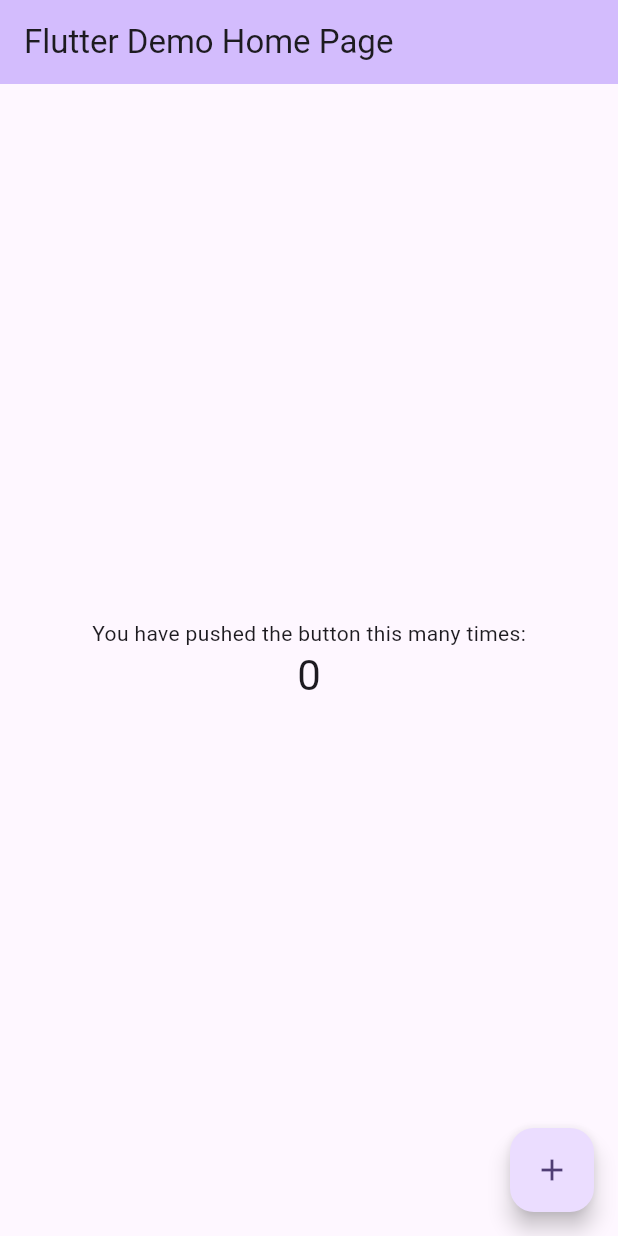
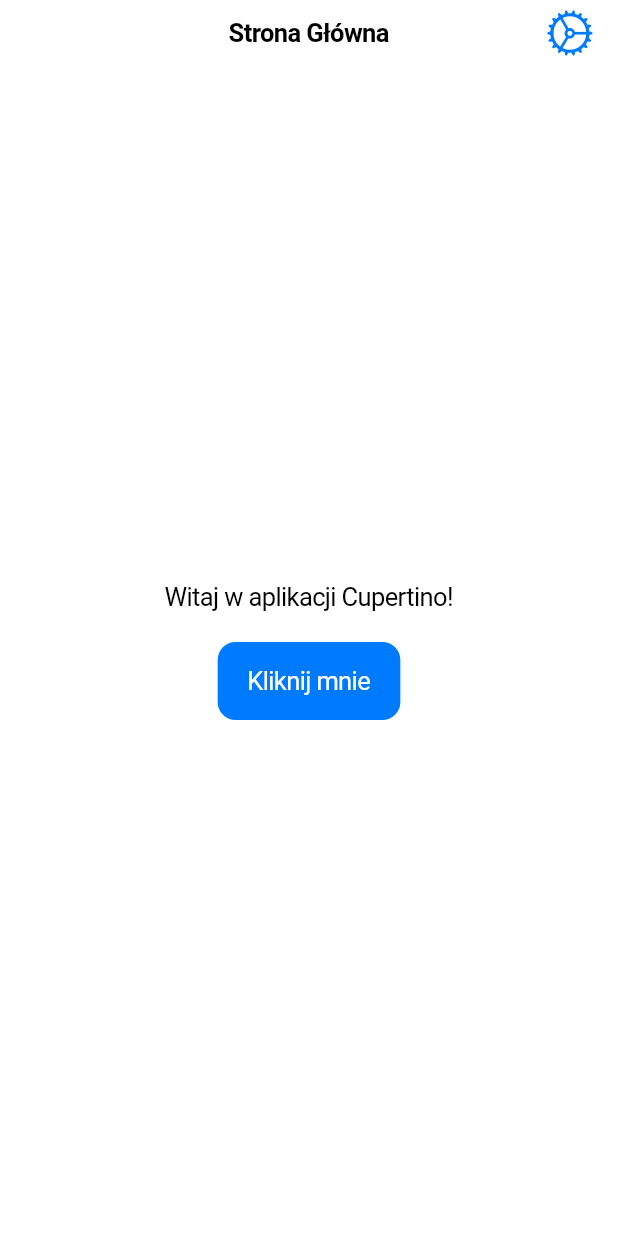
Before and after one commit to KubaMackowski/MovieReservationSystem-mobile, a Flutter app: the screen it shows after launch, on a phone screen of 412 x 824 dp. Run offline on Flutter 3.47's test engine with Material 3 defaults, Android fonts, the phone set to English and light mode, and no system bars.

Commit message:
Zmiana labela aplikacji, ikony oraz stworzenie szkieletu home_screen

```diff
--- a/lib/main.dart
+++ b/lib/main.dart
@@ -1,122 +1,23 @@
-import 'package:flutter/material.dart';
+import 'package:flutter/cupertino.dart'; // Zmiana importu!
+import 'screens/home_screen.dart';
 
 void main() {
+  WidgetsFlutterBinding.ensureInitialized();
   runApp(const MyApp());
 }
 
 class MyApp extends StatelessWidget {
   const MyApp({super.key});
 
-  // This widget is the root of your application.
   @override
   Widget build(BuildContext context) {
-    return MaterialApp(
-      title: 'Flutter Demo',
-      theme: ThemeData(
-        // This is the theme of your application.
-        //
-        // TRY THIS: Try running your application with "flutter run". You'll see
-        // the application has a purple toolbar. Then, without quitting the app,
-        // try changing the seedColor in the colorScheme below to Colors.green
-        // and then invoke "hot reload" (save your changes or press the "hot
-        // reload" button in a Flutter-supported IDE, or press "r" if you used
-        // the command line to start the app).
-        //
-        // Notice that the counter didn't reset back to zero; the application
-        // state is not lost during the reload. To reset the state, use hot
-        // restart instead.
-        //
-        // This works for code too, not just values: Most code changes can be
-        // tested with just a hot reload.
-        colorScheme: .fromSeed(seedColor: Colors.deepPurple),
+    return const CupertinoApp(
+      title: 'Merito Cinema',
+      theme: CupertinoThemeData(
+        primaryColor: CupertinoColors.activeBlue,
+        // Tutaj ustawiasz fonty i kolory specyficzne dla iOS
       ),
-      home: const MyHomePage(title: 'Flutter Demo Home Page'),
+      home: HomeScreen(),
     );
   }
 }
-
-class MyHomePage extends StatefulWidget {
-  const MyHomePage({super.key, required this.title});
-
-  // This widget is the home page of your application. It is stateful, meaning
-  // that it has a State object (defined below) that contains fields that affect
-  // how it looks.
-
-  // This class is the configuration for the state. It holds the values (in this
-  // case the title) provided by the parent (in this case the App widget) and
-  // used by the build method of the State. Fields in a Widget subclass are
-  // always marked "final".
-
-  final String title;
-
-  @override
-  State<MyHomePage> createState() => _MyHomePageState();
-}
-
-class _MyHomePageState extends State<MyHomePage> {
-  int _counter = 0;
-
-  void _incrementCounter() {
-    setState(() {
-      // This call to setState tells the Flutter framework that something has
-      // changed in this State, which causes it to rerun the build method below
-      // so that the display can reflect the updated values. If we changed
-      // _counter without calling setState(), then the build method would not be
-      // called again, and so nothing would appear to happen.
-      _counter++;
-    });
-  }
-
-  @override
-  Widget build(BuildContext context) {
-    // This method is rerun every time setState is called, for instance as done
-    // by the _incrementCounter method above.
-    //
-    // The Flutter framework has been optimized to make rerunning build methods
-    // fast, so that you can just rebuild anything that needs updating rather
-    // than having to individually change instances of widgets.
-    return Scaffold(
-      appBar: AppBar(
-        // TRY THIS: Try changing the color here to a specific color (to
-        // Colors.amber, perhaps?) and trigger a hot reload to see the AppBar
-        // change color while the other colors stay the same.
-        backgroundColor: Theme.of(context).colorScheme.inversePrimary,
-        // Here we take the value from the MyHomePage object that was created by
-        // the App.build method, and use it to set our appbar title.
-        title: Text(widget.title),
-      ),
-      body: Center(
-        // Center is a layout widget. It takes a single child and positions it
-        // in the middle of the parent.
-        child: Column(
-          // Column is also a layout widget. It takes a list of children and
-          // arranges them vertically. By default, it sizes itself to fit its
-          // children horizontally, and tries to be as tall as its parent.
-          //
-          // Column has various properties to control how it sizes itself and
-          // how it positions its children. Here we use mainAxisAlignment to
-          // center the children vertically; the main axis here is the vertical
-          // axis because Columns are vertical (the cross axis would be
-          // horizontal).
-          //
-          // TRY THIS: Invoke "debug painting" (choose the "Toggle Debug Paint"
-          // action in the IDE, or press "p" in the console), to see the
-          // wireframe for each widget.
-          mainAxisAlignment: .center,
-          children: [
-            const Text('You have pushed the button this many times:'),
-            Text(
-              '$_counter',
-              style: Theme.of(context).textTheme.headlineMedium,
-            ),
-          ],
-        ),
-      ),
-      floatingActionButton: FloatingActionButton(
-        onPressed: _incrementCounter,
-        tooltip: 'Increment',
-        child: const Icon(Icons.add),
-      ),
-    );
-  }
-}
--- /dev/null
+++ b/lib/screens/home_screen.dart
@@ -0,0 +1,33 @@
+import 'package:flutter/cupertino.dart';
+
+class HomeScreen extends StatelessWidget {
+  const HomeScreen({super.key});
+
+  @override
+  Widget build(BuildContext context) {
+    return CupertinoPageScaffold(
+      navigationBar: const CupertinoNavigationBar(
+        middle: Text('Strona Główna'),
+        // Ikony z pakietu cupertino_icons
+        trailing: Icon(CupertinoIcons.settings),
+      ),
+      child: SafeArea( // SafeArea chroni przed wejściem na notch/wyspę
+        child: Center(
+          child: Column(
+            mainAxisAlignment: MainAxisAlignment.center,
+            children: [
+              const Text('Witaj w aplikacji Cupertino!'),
+              const SizedBox(height: 20),
+              CupertinoButton.filled(
+                onPressed: () {
+                  // Logika po kliknięciu
+                },
+                child: const Text('Kliknij mnie'),
+              ),
+            ],
+          ),
+        ),
+      ),
+    );
+  }
+}
```
Also changed, not shown: pubspec.yaml (+6 -1 lines), assets/logo.png (added), assets/logo.svg (added), 29 other files.
